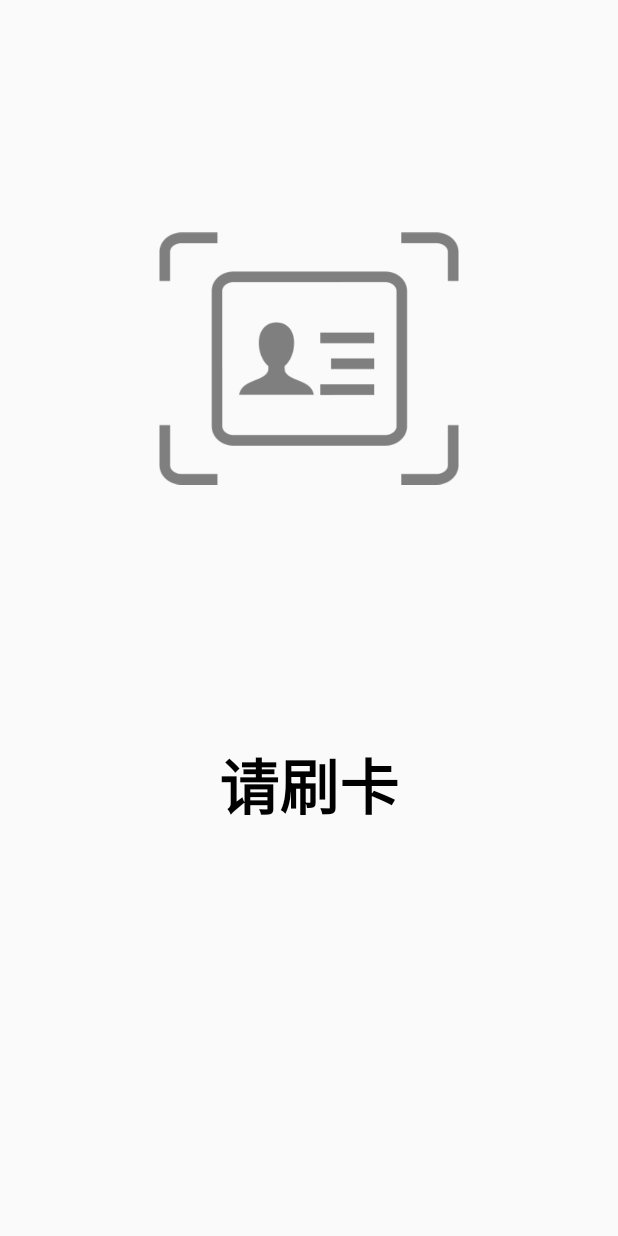
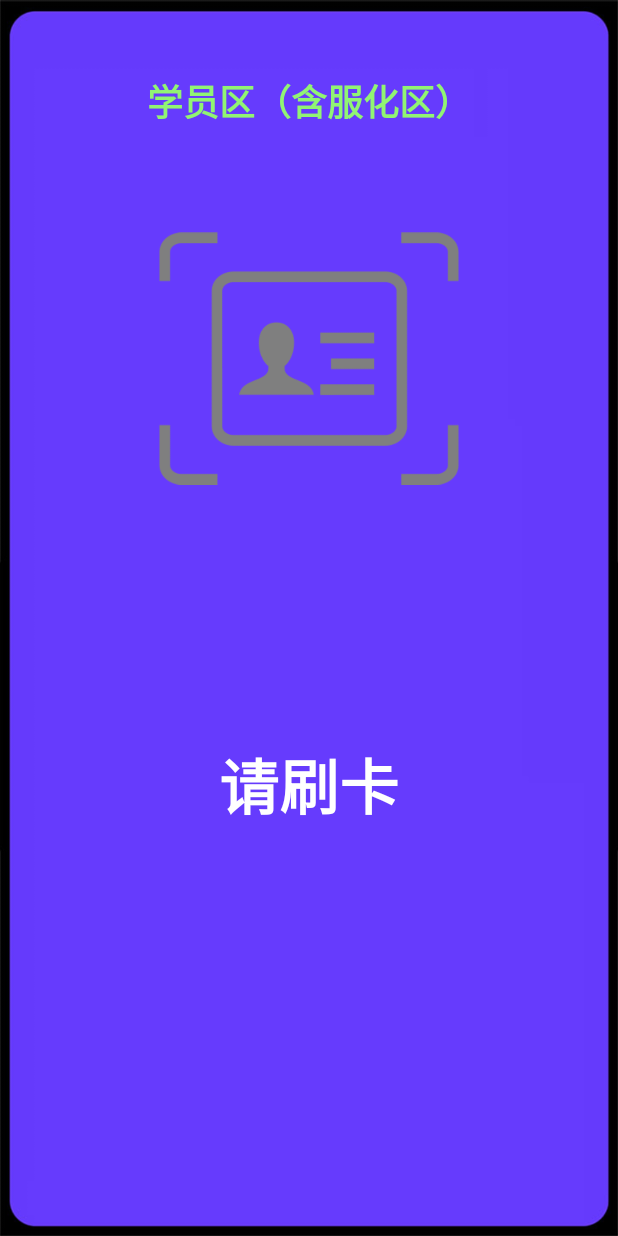
Before and after one commit to yangyongchaoGitHub/RelNFCReadCard, an Android app: the MainActivity screen opened directly, with no data from a screen before it, on a phone screen of 412 x 824 dp. Run offline under Robolectric (Android 15) with nearby library versions, the phone set to English and light mode, and no system bars; libraries missing offline, so code that uses them is left out: com.github.rahatarmanahmed.cpv; plain views replace CircularProgressView; 2 statements that could not run were skipped.

Commit message:
调整显示，和证件模板进行显示调整

```diff
--- a/app/src/main/java/com/dataexpo/nfcsample/MainActivity.java
+++ b/app/src/main/java/com/dataexpo/nfcsample/MainActivity.java
@@ -63,6 +63,13 @@ public class MainActivity extends BascActivity {
     private CircularProgressView progressView;
     private TextView main_tv_area;
     private TextView main_tv_ename;
+    private ImageView main_tv_name_right;
+    private ImageView main_tv_ename_right;
+    private ImageView main_tv_group_right;
+    private ImageView main_tv_companytitle_right;
+    private ImageView iv_decorate_left;
+    private ImageView iv_decorate_heart;
+
 
     private final int STATUS_INIT = 1;
     private final int STATUS_CHECK_CARD_EXIST = 2;
@@ -73,6 +80,7 @@ public class MainActivity extends BascActivity {
     private final int SHOW_STATUS_INIT = 1;
     private final int SHOW_STATUS_SUCCESS = 2;
     private final int SHOW_STATUS_ERROR_PERMISSION = 3;
+    private final int SHOW_STATUS_CLEAE = 4;
 
     private final int SHOW_INIT = 0;
     private final int SHOW_ING = 1;
@@ -142,6 +150,12 @@ public class MainActivity extends BascActivity {
         main_tv_permissionfail = findViewById(R.id.main_tv_permissionfail);
         progressView = (CircularProgressView) findViewById(R.id.progress_view);
         main_tv_area = findViewById(R.id.main_tv_area);
+        main_tv_name_right = findViewById(R.id.main_tv_name_right);
+        main_tv_ename_right = findViewById(R.id.main_tv_ename_right);
+        main_tv_group_right = findViewById(R.id.main_tv_group_right);
+        main_tv_companytitle_right = findViewById(R.id.main_tv_companytitle_right);
+        iv_decorate_left = findViewById(R.id.iv_decorate_left);
+        iv_decorate_heart = findViewById(R.id.iv_decorate_heart);
     }
 
     private void reSetView(int status, boolean permission) {
@@ -159,6 +173,12 @@ public class MainActivity extends BascActivity {
             iv_fail_permission.setVisibility(View.INVISIBLE);
             main_tv_permissionfail.setVisibility(View.INVISIBLE);
             progressView.setVisibility(View.INVISIBLE);
+            main_tv_name_right.setVisibility(View.INVISIBLE);
+            main_tv_ename_right.setVisibility(View.INVISIBLE);
+            main_tv_group_right.setVisibility(View.INVISIBLE);
+            main_tv_companytitle_right.setVisibility(View.INVISIBLE);
+            iv_decorate_left.setVisibility(View.INVISIBLE);
+            iv_decorate_heart.setVisibility(View.INVISIBLE);
 
         } else if (status == SHOW_STATUS_SUCCESS) {
             main_tv_init_left.setVisibility(View.INVISIBLE);
@@ -172,6 +192,13 @@ public class MainActivity extends BascActivity {
 
             iv_fail_permission.setVisibility(View.INVISIBLE);
             progressView.setVisibility(View.INVISIBLE);
+            main_tv_name_right.setVisibility(View.VISIBLE);
+            main_tv_ename_right.setVisibility(View.VISIBLE);
+            main_tv_group_right.setVisibility(View.VISIBLE);
+            main_tv_companytitle_right.setVisibility(View.VISIBLE);
+            iv_decorate_left.setVisibility(View.VISIBLE);
+            iv_decorate_heart.setVisibility(View.VISIBLE);
+
             if (permission) {
                 iv_success.setVisibility(View.VISIBLE);
                 iv_fail.setVisibility(View.INVISIBLE);
@@ -197,6 +224,18 @@ public class MainActivity extends BascActivity {
             iv_fail_permission.setVisibility(View.VISIBLE);
             main_tv_timeorpermission.setVisibility(View.VISIBLE);
             progressView.setVisibility(View.INVISIBLE);
+            main_tv_name_right.setVisibility(View.INVISIBLE);
+            main_tv_ename_right.setVisibility(View.INVISIBLE);
+            main_tv_group_right.setVisibility(View.INVISIBLE);
+            main_tv_companytitle_right.setVisibility(View.INVISIBLE);
+            iv_decorate_left.setVisibility(View.INVISIBLE);
+            iv_decorate_heart.setVisibility(View.INVISIBLE);
+        } else if (status == SHOW_STATUS_CLEAE) {
+            iv_head.setImageDrawable(null);
+            main_tv_name.setText("");
+            main_tv_ename.setText("");
+            main_tv_group.setText("");
+            main_tv_companytitle.setText("");
         }
     }
 
@@ -223,6 +262,8 @@ public class MainActivity extends BascActivity {
 
         final HashMap<String, String> hashMap = new HashMap<>();
         hashMap.put("ICD", cardId);
+        //重置原内容
+        reSetView(SHOW_STATUS_CLEAE, false);
 
         HttpService.getWithParams(mContext, URLs.checkCard, hashMap, new HttpCallback() {
             @Override
--- a/app/src/main/res/layout/activity_main.xml
+++ b/app/src/main/res/layout/activity_main.xml
@@ -5,26 +5,26 @@
     xmlns:app="http://schemas.android.com/apk/res-auto"
     xmlns:tools="http://schemas.android.com/tools"
     android:id="@+id/main_root"
+    android:background="@drawable/background"
     >
 
     <TextView
         android:id="@+id/main_tv_area"
         android:layout_width="0dp"
         android:layout_height="0dp"
-        android:textColor="@color/bg_black"
-        android:textSize="20dp"
+        android:textColor="@color/text_green"
+        android:textSize="24dp"
         android:textStyle="bold"
-        android:gravity="center|left"
+        android:gravity="center|top"
         android:maxLength="50"
-        android:layout_marginStart="10dp"
+        android:text="学员区（含服化区）"
         app:layout_constraintBottom_toBottomOf="parent"
         app:layout_constraintLeft_toLeftOf="parent"
         app:layout_constraintRight_toRightOf="parent"
-        app:layout_constraintTop_toTopOf="parent"
+        app:layout_constraintTop_toTopOf="@+id/iv_decorate_left"
         app:layout_constraintWidth_percent="1"
         app:layout_constraintHeight_percent="0.07"
-        app:layout_constraintHorizontal_bias="0.02"
-        app:layout_constraintVertical_bias="0.01"
+        app:layout_constraintVertical_bias="0.000"
         />
 
     <ImageView
@@ -32,15 +32,14 @@
         android:id="@+id/iv_head"
         android:layout_width="0dp"
         android:layout_height="0dp"
-        android:padding="5dp"
         android:layout_gravity="center"
-        app:layout_constraintWidth_percent="0.51"
-        app:layout_constraintHeight_percent="0.4"
+        app:layout_constraintWidth_percent="0.33"
+        app:layout_constraintHeight_percent="0.20"
         app:layout_constraintLeft_toLeftOf="parent"
         app:layout_constraintRight_toRightOf="parent"
         app:layout_constraintBottom_toBottomOf="parent"
         app:layout_constraintTop_toTopOf="parent"
-        app:layout_constraintVertical_bias="0.16"
+        app:layout_constraintVertical_bias="0.19"
         />
 
     <TextView
@@ -49,18 +48,32 @@
         android:layout_width="0dp"
         android:layout_height="0dp"
         android:textColor="@color/bg_black"
-        android:textSize="30dp"
+        android:background="@color/bg_white"
+        android:textSize="26dp"
         android:textStyle="bold"
         android:gravity="center"
         android:maxLength="50"
-        app:layout_constraintWidth_percent="1"
-        app:layout_constraintHeight_percent="0.07"
+        app:layout_constraintWidth_percent="0.6"
+        app:layout_constraintHeight_percent="0.055"
         app:layout_constraintBottom_toBottomOf="parent"
         app:layout_constraintLeft_toLeftOf="parent"
         app:layout_constraintRight_toRightOf="parent"
         app:layout_constraintTop_toTopOf="parent"
-        app:layout_constraintHorizontal_bias="0.02"
-        app:layout_constraintVertical_bias="0.53"
+        app:layout_constraintHorizontal_bias="0.5"
+        app:layout_constraintVertical_bias="0.46"
+        />
+
+    <ImageView
+        android:visibility="invisible"
+        android:id="@+id/main_tv_name_right"
+        android:layout_width="0dp"
+        android:layout_height="0dp"
+        android:src="@drawable/smile"
+        app:layout_constraintHeight_percent="0.03"
+        app:layout_constraintLeft_toRightOf="@+id/main_tv_name"
+        app:layout_constraintBottom_toBottomOf="@+id/main_tv_name"
+        app:layout_constraintTop_toTopOf="@+id/main_tv_name"
+        app:layout_constraintRight_toRightOf="parent"
         />
 
     <TextView
@@ -69,18 +82,32 @@
         android:layout_width="0dp"
         android:layout_height="0dp"
         android:textColor="@color/bg_black"
-        android:textSize="30dp"
+        android:background="@color/bg_white"
+        android:textSize="26dp"
         android:textStyle="bold"
         android:gravity="center"
         android:maxLength="50"
-        app:layout_constraintWidth_percent="1"
-        app:layout_constraintHeight_percent="0.07"
+        app:layout_constraintWidth_percent="0.6"
+        app:layout_constraintHeight_percent="0.055"
         app:layout_constraintBottom_toBottomOf="parent"
         app:layout_constraintLeft_toLeftOf="parent"
         app:layout_constraintRight_toRightOf="parent"
         app:layout_constraintTop_toTopOf="parent"
-        app:layout_constraintHorizontal_bias="0.02"
-        app:layout_constraintVertical_bias="0.61"
+        app:layout_constraintHorizontal_bias="0.5"
+        app:layout_constraintVertical_bias="0.54"
+        />
+
+    <ImageView
+        android:visibility="invisible"
+        android:id="@+id/main_tv_ename_right"
+        android:layout_width="0dp"
+        android:layout_height="0dp"
+        android:src="@drawable/smile"
+        app:layout_constraintHeight_percent="0.03"
+        app:layout_constraintLeft_toRightOf="@+id/main_tv_ename"
+        app:layout_constraintBottom_toBottomOf="@+id/main_tv_ename"
+        app:layout_constraintTop_toTopOf="@+id/main_tv_ename"
+        app:layout_constraintRight_toRightOf="parent"
         />
 
     <TextView
@@ -89,17 +116,31 @@
         android:layout_width="0dp"
         android:layout_height="0dp"
         android:textColor="@color/bg_black"
-        android:textSize="30dp"
+        android:background="@color/bg_white"
+        android:textSize="26dp"
         android:textStyle="bold"
         android:gravity="center"
-        app:layout_constraintWidth_percent="1"
-        app:layout_constraintHeight_percent="0.07"
+        app:layout_constraintWidth_percent="0.6"
+        app:layout_constraintHeight_percent="0.055"
         app:layout_constraintBottom_toBottomOf="parent"
         app:layout_constraintLeft_toLeftOf="parent"
         app:layout_constraintRight_toRightOf="parent"
         app:layout_constraintTop_toTopOf="parent"
-        app:layout_constraintHorizontal_bias="0.02"
-        app:layout_constraintVertical_bias="0.69"
+        app:layout_constraintHorizontal_bias="0.5"
+        app:layout_constraintVertical_bias="0.62"
+        />
+
+    <ImageView
+        android:visibility="invisible"
+        android:id="@+id/main_tv_group_right"
+        android:layout_width="0dp"
+        android:layout_height="0dp"
+        android:src="@drawable/smile"
+        app:layout_constraintHeight_percent="0.03"
+        app:layout_constraintLeft_toRightOf="@+id/main_tv_group"
+        app:layout_constraintBottom_toBottomOf="@+id/main_tv_group"
+        app:layout_constraintTop_toTopOf="@+id/main_tv_group"
+        app:layout_constraintRight_toRightOf="parent"
         />
 
     <TextView
@@ -108,35 +149,49 @@
         android:layout_width="0dp"
         android:layout_height="0dp"
         android:textColor="@color/bg_black"
-        android:textSize="30dp"
+        android:background="@color/bg_white"
+        android:textSize="26dp"
         android:textStyle="bold"
         android:gravity="center"
-        app:layout_constraintWidth_percent="1"
-        app:layout_constraintHeight_percent="0.07"
+        app:layout_constraintWidth_percent="0.6"
+        app:layout_constraintHeight_percent="0.055"
         app:layout_constraintBottom_toBottomOf="parent"
         app:layout_constraintLeft_toLeftOf="parent"
         app:layout_constraintRight_toRightOf="parent"
         app:layout_constraintTop_toTopOf="parent"
-        app:layout_constraintHorizontal_bias="0.02"
-        app:layout_constraintVertical_bias="0.76"
+        app:layout_constraintHorizontal_bias="0.5"
+        app:layout_constraintVertical_bias="0.70"
+        />
+
+    <ImageView
+        android:visibility="invisible"
+        android:id="@+id/main_tv_companytitle_right"
+        android:layout_width="0dp"
+        android:layout_height="0dp"
+        android:src="@drawable/smile"
+        app:layout_constraintHeight_percent="0.03"
+        app:layout_constraintLeft_toRightOf="@+id/main_tv_companytitle"
+        app:layout_constraintBottom_toBottomOf="@+id/main_tv_companytitle"
+        app:layout_constraintTop_toTopOf="@+id/main_tv_companytitle"
+        app:layout_constraintRight_toRightOf="parent"
         />
 
     <TextView
         android:id="@+id/main_tv_timeorpermission"
         android:layout_width="0dp"
         android:layout_height="0dp"
-        android:textColor="@color/bg_black"
+        android:textColor="@color/bg_white"
         android:textSize="16dp"
         android:textStyle="bold"
         android:gravity="center"
-        app:layout_constraintWidth_percent="1"
-        app:layout_constraintHeight_percent="0.1"
-        app:layout_constraintBottom_toBottomOf="parent"
+        app:layout_constraintWidth_percent="0.6"
+        app:layout_constraintHeight_percent="0.08"
         app:layout_constraintLeft_toLeftOf="parent"
         app:layout_constraintRight_toRightOf="parent"
         app:layout_constraintTop_toTopOf="parent"
-        app:layout_constraintHorizontal_bias="0.02"
-        app:layout_constraintVertical_bias="0.87"
+        app:layout_constraintBottom_toBottomOf="parent"
+        app:layout_constraintHorizontal_bias="0.5"
+        app:layout_constraintVertical_bias="0.78"
         />
 
     <ImageView
@@ -153,7 +208,7 @@
         app:layout_constraintRight_toRightOf="parent"
         app:layout_constraintBottom_toBottomOf="parent"
         app:layout_constraintTop_toTopOf="parent"
-        app:layout_constraintVertical_bias="0.99"
+        app:layout_constraintVertical_bias="0.91"
         />
 
     <ImageView
@@ -161,42 +216,36 @@
         android:layout_width="0dp"
         android:layout_height="0dp"
         android:layout_gravity="center"
-        android:padding="5dp"
         android:src="@drawable/error"
         android:visibility="invisible"
         app:layout_constraintBottom_toBottomOf="parent"
         app:layout_constraintHeight_percent="0.12"
-        app:layout_constraintHorizontal_bias="0.252"
         app:layout_constraintLeft_toLeftOf="parent"
         app:layout_constraintRight_toRightOf="parent"
         app:layout_constraintTop_toTopOf="parent"
-        app:layout_constraintVertical_bias="0.99"
-        app:layout_constraintWidth_percent="0.2" />
+        app:layout_constraintWidth_percent="0.2"
+        app:layout_constraintVertical_bias="0.91"/>
 
     <TextView
         android:visibility="invisible"
         android:id="@+id/main_tv_permissionfail"
-        android:layout_width="0dp"
-        android:layout_height="0dp"
-        android:textColor="@color/bg_black"
-        android:textSize="20dp"
+        android:layout_width="wrap_content"
+        android:layout_height="wrap_content"
+        android:textColor="@color/bg_white"
+        android:textSize="16dp"
         android:textStyle="bold"
         android:gravity="center"
         android:text="@string/permissionfail"
-        app:layout_constraintWidth_percent="0.5"
-        app:layout_constraintBottom_toBottomOf="@+id/iv_fail"
-        app:layout_constraintStart_toEndOf="@+id/iv_fail"
+        app:layout_constraintLeft_toLeftOf="parent"
         app:layout_constraintRight_toRightOf="parent"
-        app:layout_constraintTop_toTopOf="@+id/iv_fail"
-        app:layout_constraintHorizontal_bias="0.02"
-        app:layout_constraintVertical_bias="0.842"
+        app:layout_constraintTop_toBottomOf="@+id/iv_success"
         />
 
     <TextView
         android:id="@+id/main_tv_init_left"
         android:layout_width="0dp"
         android:layout_height="0dp"
-        android:textColor="@color/bg_black"
+        android:textColor="@color/bg_white"
         android:textSize="40dp"
         android:textStyle="bold"
         android:gravity="center"
@@ -259,4 +308,30 @@
         app:layout_constraintLeft_toLeftOf="parent"
         app:layout_constraintRight_toRightOf="parent"
         app:layout_constraintTop_toTopOf="parent"/>
+
+    <ImageView
+        android:visibility="invisible"
+        android:id="@+id/iv_decorate_left"
+        android:layout_width="0dp"
+        android:layout_height="0dp"
+        android:src="@drawable/decorate_left"
+        app:layout_constraintWidth_percent="0.22"
+        app:layout_constraintHeight_percent="0.88"
+        app:layout_constraintLeft_toLeftOf="parent"
+        app:layout_constraintBottom_toBottomOf="parent"
+        app:layout_constraintTop_toTopOf="parent"
+        />
+
+    <ImageView
+        android:visibility="invisible"
+        android:id="@+id/iv_decorate_heart"
+        android:layout_width="0dp"
+        android:layout_height="0dp"
+        android:src="@drawable/decorate_heart"
+        app:layout_constraintWidth_percent="0.3"
+        app:layout_constraintHeight_percent="0.07"
+        app:layout_constraintLeft_toLeftOf="parent"
+        app:layout_constraintRight_toRightOf="parent"
+        app:layout_constraintTop_toBottomOf="@+id/iv_head"
+        />
 </androidx.constraintlayout.widget.ConstraintLayout>
--- a/app/src/main/res/layout/activity_selector.xml
+++ b/app/src/main/res/layout/activity_selector.xml
@@ -5,6 +5,7 @@
     xmlns:app="http://schemas.android.com/apk/res-auto"
     xmlns:tools="http://schemas.android.com/tools"
     android:id="@+id/main_root"
+    android:background="@drawable/background"
     >
 
     <TextView
--- a/app/src/main/res/layout/item_record.xml
+++ b/app/src/main/res/layout/item_record.xml
@@ -16,7 +16,7 @@
             android:layout_height="35dp"
             android:layout_weight="2"
             android:gravity="center"
-            android:src="@drawable/selectpng"/>
+            android:src="@drawable/select"/>
 
         <TextView
             android:id="@+id/tv_item_permission"
@@ -25,7 +25,7 @@
             android:layout_weight="5"
             android:gravity="left|center"
             android:textSize="20dp"
-            android:textColor="@color/bg_black"
+            android:textColor="@color/text_green"
             android:textStyle="bold" />
 
 
--- a/app/src/main/res/values/colors.xml
+++ b/app/src/main/res/values/colors.xml
@@ -13,4 +13,6 @@
     <color name="bg_green">#00ff00</color>
     <color name="bg_deep_gray">#BFBFBF</color>
     <color name="bg_sky_blue">#52C7FB</color>
+    <color name="text_green">#91F473</color>
+    91F473
 </resources>
```
Also changed, not shown: app/src/main/res/drawable/background.jpg (added), app/src/main/res/drawable/background2.jpg (added), app/src/main/res/drawable/decorate_heart.jpg (added), app/src/main/res/drawable/decorate_left.jpg (added), app/src/main/res/drawable/select.png, app/src/main/res/drawable/selectpng.png (deleted), app/src/main/res/drawable/smile.jpg (added).
